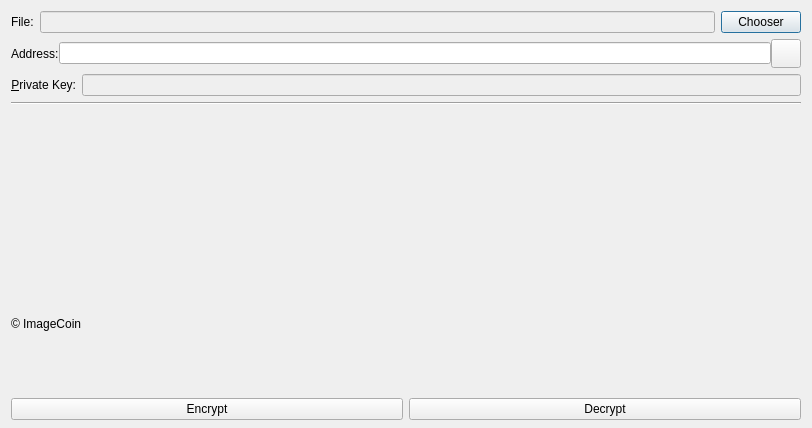
Above: src/qt/forms/encryptdecryptdialog.ui from mceme/ImageCoin before the change. Below: the same form after it.
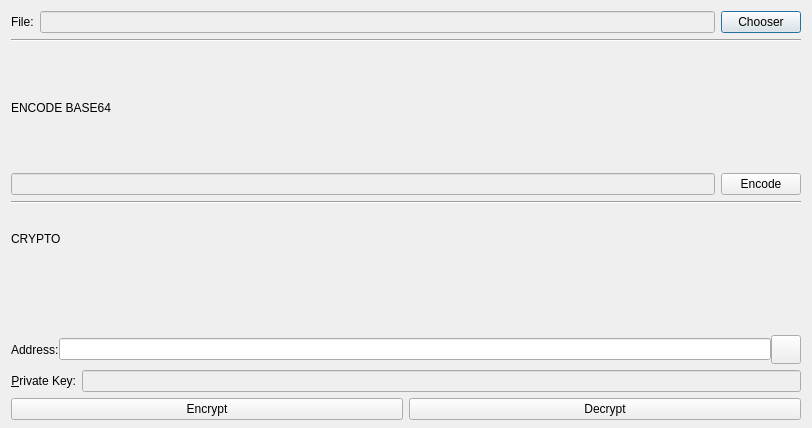
That is the form after the change. Custom widgets are drawn as their Qt base class.

What changed in the file:
```diff
--- a/src/qt/forms/encryptdecryptdialog.ui
+++ b/src/qt/forms/encryptdecryptdialog.ui
@@ -16,7 +16,7 @@
   <property name="autoFillBackground">
    <bool>true</bool>
   </property>
-  <layout class="QVBoxLayout" name="verticalLayout" stretch="0,0,0,0,0,0">
+  <layout class="QVBoxLayout" name="verticalLayout" stretch="0,0,0,0,0,0,0,0,0">
    <property name="bottomMargin">
     <number>8</number>
    </property>
@@ -48,6 +48,70 @@
      </item>
     </layout>
    </item>
+   <item>
+    <widget class="Line" name="line">
+     <property name="orientation">
+      <enum>Qt::Horizontal</enum>
+     </property>
+    </widget>
+   </item>
+   <item>
+    <layout class="QHBoxLayout" name="horizontalLayout_3">
+     <item>
+      <widget class="QLabel" name="label">
+       <property name="text">
+        <string>ENCODE BASE64</string>
+       </property>
+      </widget>
+     </item>
+    </layout>
+   </item>
+   <item>
+    <layout class="QHBoxLayout" name="horizontalLayout_2">
+     <item>
+      <widget class="QLineEdit" name="lineEditimgbase64">
+       <property name="enabled">
+        <bool>false</bool>
+       </property>
+       <property name="readOnly">
+        <bool>true</bool>
+       </property>
+      </widget>
+     </item>
+     <item>
+      <widget class="QPushButton" name="encodebase64Button">
+       <property name="text">
+        <string>Encode</string>
+       </property>
+      </widget>
+     </item>
+    </layout>
+   </item>
+   <item>
+    <widget class="Line" name="line_2">
+     <property name="orientation">
+      <enum>Qt::Horizontal</enum>
+     </property>
+    </widget>
+   </item>
+   <item>
+    <layout class="QVBoxLayout" name="VerLayout">
+     <item>
+      <widget class="QLabel" name="copyright">
+       <property name="text">
+        <string>CRYPTO</string>
+       </property>
+      </widget>
+     </item>
+     <item>
+      <widget class="QLabel" name="MessageBox">
+       <property name="text">
+        <string/>
+       </property>
+      </widget>
+     </item>
+    </layout>
+   </item>
    <item>
     <layout class="QHBoxLayout" name="payToLayout">
      <property name="spacing">
@@ -121,31 +185,6 @@
      </item>
     </layout>
    </item>
-   <item>
-    <widget class="Line" name="line">
-     <property name="orientation">
-      <enum>Qt::Horizontal</enum>
-     </property>
-    </widget>
-   </item>
-   <item>
-    <layout class="QVBoxLayout" name="VerLayout">
-     <item>
-      <widget class="QLabel" name="MessageBox">
-       <property name="text">
-        <string/>
-       </property>
-      </widget>
-     </item>
-     <item>
-      <widget class="QLabel" name="copyright">
-       <property name="text">
-        <string>© ImageCoin</string>
-       </property>
-      </widget>
-     </item>
-    </layout>
-   </item>
    <item>
     <layout class="QHBoxLayout" name="HorLayout">
      <item>
```
